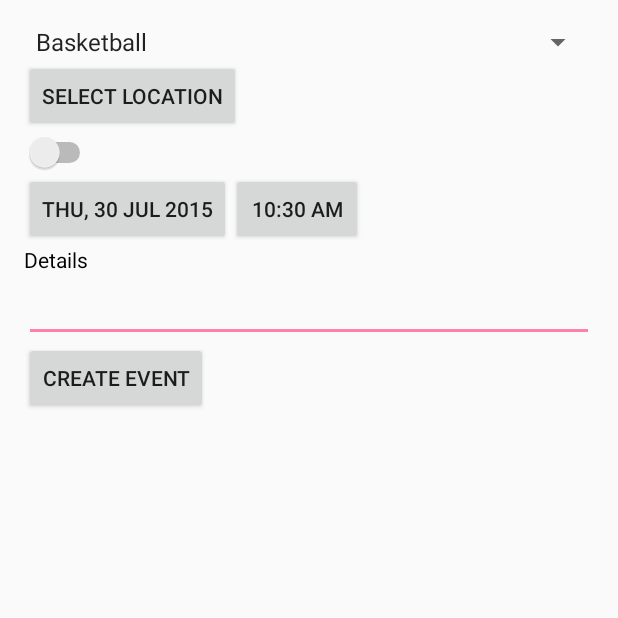
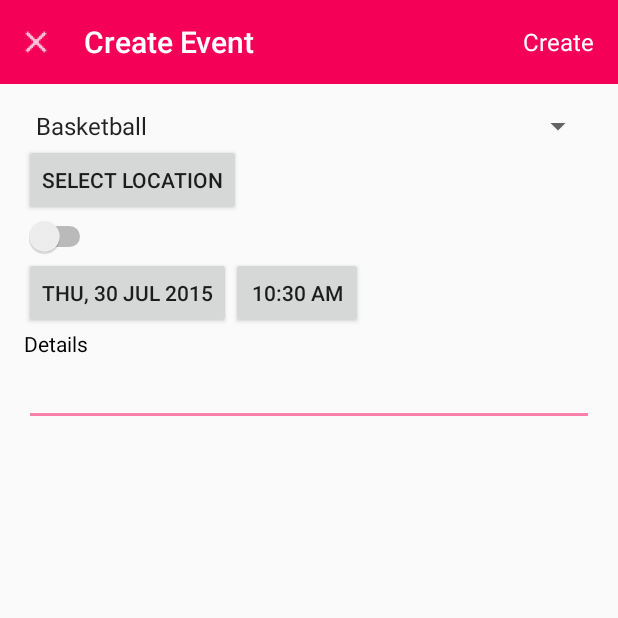
Before and after one commit to abaek/we-sports, an Android app: the CreateEventActivity screen opened directly, with no data from a screen before it, on a phone screen of 412 x 824 dp, the top half of it. Run offline under Robolectric (Android 15) with nearby library versions, the phone set to English and light mode, and no system bars; libraries missing offline, so code that uses them is left out: com.wdullaer.materialdatetimepicker.

Commit message:
Custom action bar (with compatibility)

```diff
--- a/app/src/main/java/wesports/com/wesports/CreateEventActivity.java
+++ b/app/src/main/java/wesports/com/wesports/CreateEventActivity.java
@@ -4,6 +4,7 @@ import android.app.Activity;
 import android.content.DialogInterface;
 import android.content.Intent;
 import android.os.Bundle;
+import android.support.v7.app.AppCompatActivity;
 import android.util.Log;
 import android.view.Menu;
 import android.view.MenuItem;
@@ -11,6 +12,7 @@ import android.view.View;
 import android.widget.ArrayAdapter;
 import android.widget.Button;
 import android.widget.EditText;
+import android.widget.ImageView;
 import android.widget.Spinner;
 
 import com.google.android.gms.common.GooglePlayServicesNotAvailableException;
@@ -32,11 +34,11 @@ import java.util.Calendar;
 import java.util.Date;
 
 
-public class CreateEventActivity extends Activity implements
+public class CreateEventActivity extends AppCompatActivity implements
         TimePickerDialog.OnTimeSetListener,
         DatePickerDialog.OnDateSetListener {
 
-
+  private ImageView backButton;
   private Button mLocationButton;
   private Button mDateButton;
   private Button mTimeButton;
@@ -59,7 +61,7 @@ public class CreateEventActivity extends Activity implements
   @Override
   protected void onCreate(Bundle savedInstanceState) {
     super.onCreate(savedInstanceState);
-    setContentView(R.layout.activity_home);
+    setContentView(R.layout.activity_create_game);
 
     mDateButton = (Button) findViewById(R.id.date_button);
     mTimeButton = (Button) findViewById(R.id.time_button);
@@ -95,14 +97,17 @@ public class CreateEventActivity extends Activity implements
 
   @Override
   public boolean onOptionsItemSelected(MenuItem item) {
-    // Handle action bar item clicks here. The action bar will
-    // automatically handle clicks on the Home/Up button, so long
-    // as you specify a parent activity in AndroidManifest.xml.
-    int id = item.getItemId();
-    if (id == R.id.action_settings) {
-      return true;
+    switch (item.getItemId()) {
+      // Respond to the action bar's Up/Home button
+      case android.R.id.home:
+        finish();
+        return true;
     }
     return super.onOptionsItemSelected(item);
+  }
+
+  public void backPressed(View view) {
+    finish();
   }
 
   public void locationSelect(View view) {
--- /dev/null
+++ b/app/src/main/res/layout-v21/menu_bar.xml
@@ -0,0 +1,38 @@
+<?xml version="1.0" encoding="utf-8"?>
+<LinearLayout
+    xmlns:android="http://schemas.android.com/apk/res/android"
+    android:layout_width="match_parent"
+    android:layout_height="wrap_content"
+    android:minHeight="?attr/actionBarSize"
+    android:background="?attr/colorPrimary"
+    android:gravity="center_vertical">
+
+    <ImageView
+        android:layout_width="wrap_content"
+        android:layout_height="wrap_content"
+        android:contentDescription="@null"
+        android:src="@drawable/x_button"
+        android:onClick="backPressed"
+        android:layout_margin="8dp"/>
+
+    <TextView
+        android:layout_width="0dp"
+        android:layout_height="wrap_content"
+        android:layout_weight="1"
+        android:layout_marginLeft="8dp"
+        android:text="@string/create_event"
+        android:textColor="@android:color/white"
+        style="@android:style/TextAppearance.Material.Widget.ActionBar.Title"/>
+
+    <TextView
+        android:layout_width="wrap_content"
+        android:layout_height="wrap_content"
+        android:text="@string/create"
+        android:textColor="@android:color/white"
+        android:background="@android:color/transparent"
+        android:layout_marginRight="16dp"
+        android:clickable="true"
+        android:onClick="createGame"
+        style="@android:style/TextAppearance.Material.Widget.ActionBar.Subtitle"/>
+
+</LinearLayout>
--- /dev/null
+++ b/app/src/main/res/layout/activity_create_game.xml
@@ -0,0 +1,80 @@
+<LinearLayout
+    xmlns:android="http://schemas.android.com/apk/res/android"
+    xmlns:tools="http://schemas.android.com/tools"
+    android:layout_width="match_parent"
+    android:layout_height="match_parent"
+    tools:context=".HomeActivity"
+    android:orientation="vertical"
+    >
+
+    <include
+        android:id="@+id/toolbar"
+        layout="@layout/menu_bar"/>
+
+    <ScrollView
+        android:layout_width="match_parent"
+        android:layout_height="0dp"
+        android:layout_weight="1"
+        >
+
+        <LinearLayout
+            android:layout_width="match_parent"
+            android:layout_height="match_parent"
+            android:paddingLeft="@dimen/activity_horizontal_margin"
+            android:paddingRight="@dimen/activity_horizontal_margin"
+            android:paddingTop="@dimen/activity_vertical_margin"
+            android:paddingBottom="@dimen/activity_vertical_margin"
+            android:orientation="vertical">
+
+            <Spinner
+                android:id="@+id/game_spinner"
+                android:layout_width="fill_parent"
+                android:layout_height="wrap_content"/>
+
+            <Button
+                android:id="@+id/location_button"
+                android:layout_height="wrap_content"
+                android:layout_width="wrap_content"
+                android:text="@string/location_select"
+                android:onClick="locationSelect"/>
+
+            <Switch
+                android:id="@+id/day_switch"
+                android:layout_width="wrap_content"
+                android:layout_height="wrap_content"
+                android:textOff="@string/today"
+                android:textOn="@string/tomorrow"/>
+
+            <LinearLayout
+                android:layout_width="match_parent"
+                android:layout_height="wrap_content">
+
+                <Button
+                    android:id="@+id/date_button"
+                    android:layout_height="wrap_content"
+                    android:layout_width="wrap_content"
+                    android:onClick="setDate"/>
+
+                <Button
+                    android:id="@+id/time_button"
+                    android:layout_height="wrap_content"
+                    android:layout_width="wrap_content"
+                    android:onClick="setTime"/>
+            </LinearLayout>
+
+            <TextView
+                android:text="@string/details_prompt"
+                android:layout_width="wrap_content"
+                android:layout_height="wrap_content"
+                android:textColor="@android:color/black"/>
+
+            <EditText
+                android:id="@+id/details_edit"
+                android:layout_width="match_parent"
+                android:layout_height="wrap_content"/>
+
+        </LinearLayout>
+
+    </ScrollView>
+
+</LinearLayout>
--- a/app/src/main/res/layout/activity_home.xml
+++ /dev/null
@@ -1,73 +0,0 @@
-<ScrollView xmlns:android="http://schemas.android.com/apk/res/android"
-            xmlns:tools="http://schemas.android.com/tools"
-            android:layout_width="match_parent"
-            android:layout_height="match_parent"
-            tools:context=".HomeActivity"
-            android:orientation="vertical">
-
-    <LinearLayout
-        android:layout_width="match_parent"
-        android:layout_height="match_parent"
-        android:paddingLeft="@dimen/activity_horizontal_margin"
-        android:paddingRight="@dimen/activity_horizontal_margin"
-        android:paddingTop="@dimen/activity_vertical_margin"
-        android:paddingBottom="@dimen/activity_vertical_margin"
-        android:orientation="vertical">
-
-        <Spinner
-            android:id="@+id/game_spinner"
-            android:layout_width="fill_parent"
-            android:layout_height="wrap_content"/>
-
-        <Button
-            android:id="@+id/location_button"
-            android:layout_height="wrap_content"
-            android:layout_width="wrap_content"
-            android:text="@string/location_select"
-            android:onClick="locationSelect"/>
-
-        <Switch
-            android:id="@+id/day_switch"
-            android:layout_width="wrap_content"
-            android:layout_height="wrap_content"
-            android:textOff="@string/today"
-            android:textOn="@string/tomorrow"/>
-
-        <LinearLayout
-            android:layout_width="match_parent"
-            android:layout_height="wrap_content">
-
-            <Button
-                android:id="@+id/date_button"
-                android:layout_height="wrap_content"
-                android:layout_width="wrap_content"
-                android:onClick="setDate"/>
-
-            <Button
-                android:id="@+id/time_button"
-                android:layout_height="wrap_content"
-                android:layout_width="wrap_content"
-                android:onClick="setTime"/>
-        </LinearLayout>
-
-        <TextView
-            android:text="@string/details_prompt"
-            android:layout_width="wrap_content"
-            android:layout_height="wrap_content"
-            android:textColor="@android:color/black"/>
-
-        <EditText
-            android:id="@+id/details_edit"
-            android:layout_width="match_parent"
-            android:layout_height="wrap_content"/>
-
-        <Button
-            android:id="@+id/submit_button"
-            android:layout_width="wrap_content"
-            android:layout_height="wrap_content"
-            android:text="@string/create_event_button"
-            android:onClick="createGame"/>
-
-    </LinearLayout>
-
-</ScrollView>
--- /dev/null
+++ b/app/src/main/res/layout/menu_bar.xml
@@ -0,0 +1,38 @@
+<?xml version="1.0" encoding="utf-8"?>
+<LinearLayout
+    xmlns:android="http://schemas.android.com/apk/res/android"
+    android:layout_width="match_parent"
+    android:layout_height="wrap_content"
+    android:minHeight="?attr/actionBarSize"
+    android:background="?attr/colorPrimary"
+    android:gravity="center_vertical">
+
+    <ImageView
+        android:layout_width="wrap_content"
+        android:layout_height="wrap_content"
+        android:contentDescription="@null"
+        android:src="@drawable/x_button"
+        android:onClick="backPressed"
+        android:layout_margin="8dp"/>
+
+    <TextView
+        android:layout_width="0dp"
+        android:layout_height="wrap_content"
+        android:layout_weight="1"
+        android:layout_marginLeft="8dp"
+        android:text="@string/create_event"
+        android:textColor="@android:color/white"
+        style="@android:style/TextAppearance.DeviceDefault.Widget.ActionBar.Title"/>
+
+    <TextView
+        android:layout_width="wrap_content"
+        android:layout_height="wrap_content"
+        android:text="@string/create"
+        android:textColor="@android:color/white"
+        android:background="@android:color/transparent"
+        android:layout_marginRight="16dp"
+        android:clickable="true"
+        android:onClick="createGame"
+        style="@android:style/TextAppearance.DeviceDefault.Widget.ActionBar.Title"/>
+
+</LinearLayout>
--- a/app/src/main/res/values/strings.xml
+++ b/app/src/main/res/values/strings.xml
@@ -4,6 +4,8 @@
     <string name="app_name">WeSports</string>
     <string name="action_settings">Settings</string>
     <string name="create_event">Create Event</string>
+    <string name="create">Create</string>
+
 
     <!-- Tabs -->
     <string name="tab_notifications">Events</string>
```
Also changed, not shown: app/src/main/res/drawable-hdpi/x_button.png (added), app/src/main/res/drawable-mdpi/x_button.png (added), app/src/main/res/drawable-xhdpi/x_button.png (added), app/src/main/res/drawable-xxhdpi/x_button.png (added), app/src/main/x_button-web.png (added).
